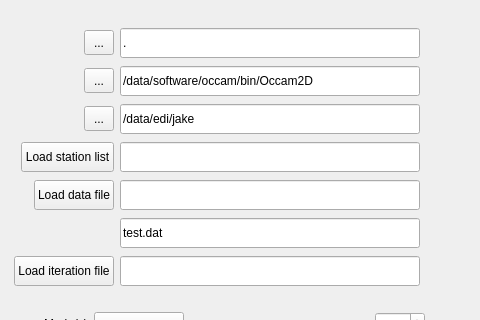
Old version of the form utils/gui/occam2d/v1/fourthgui.ui in the repository MTgeophysics/mtpy; both pictures show x 448 to 928 and y 0 to 320 of the 928 by 681 pixel window.
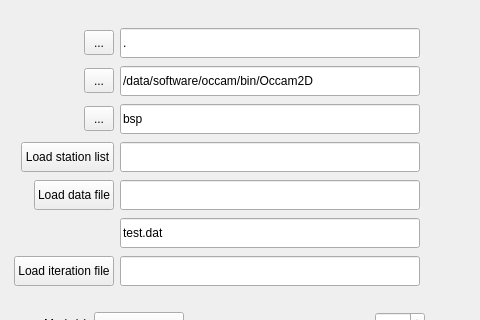
New version of the form.

Commit message: threading works partially...message windows stay open

```diff
--- a/utils/gui/occam2d/v1/fourthgui.ui
+++ b/utils/gui/occam2d/v1/fourthgui.ui
@@ -1586,7 +1586,7 @@
     <bool>true</bool>
    </property>
   </widget>
-  <widget class="QWidget" name="">
+  <widget class="QWidget" name="layoutWidget">
    <property name="geometry">
     <rect>
      <x>142</x>
@@ -1857,7 +1857,7 @@
          </size>
         </property>
         <property name="text">
-         <string>/data/edi/jake</string>
+         <string>bsp</string>
         </property>
        </widget>
       </item>
```
Left out of the diff: 3 changed lines with no effect on the pictures. The commit also changes 2 other files.
